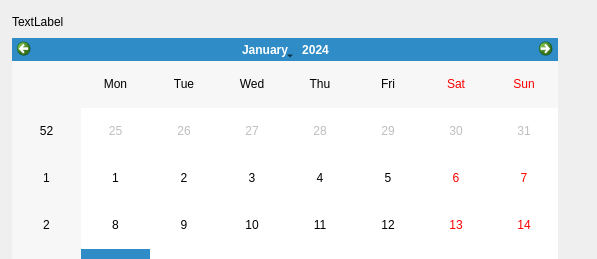
Old version of the form mainwindow.ui in the repository xavieryao/YaoCalendar.
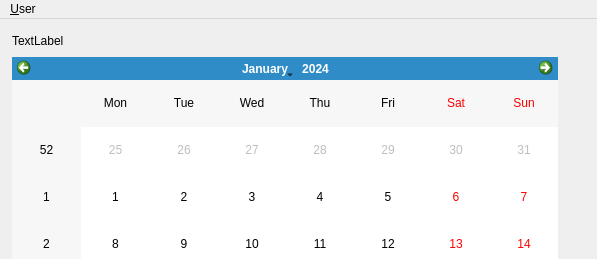
New version of the form. Custom widgets are drawn as their Qt base class.

Commit message: store user in QSettings

Diff of the .ui file:
```diff
--- a/mainwindow.ui
+++ b/mainwindow.ui
@@ -80,6 +80,12 @@
      <height>22</height>
     </rect>
    </property>
+   <widget class="QMenu" name="menuUser">
+    <property name="title">
+     <string>&amp;User</string>
+    </property>
+   </widget>
+   <addaction name="menuUser"/>
   </widget>
  </widget>
  <layoutdefault spacing="6" margin="11"/>
```
Left out of the diff: 15 changed lines with no effect on the pictures. The commit also changes 5 other files.
